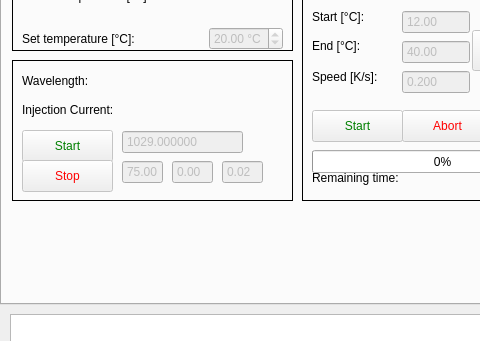
Above: pulsed_laser_interface.ui from XenoBene/PulsedLaserGUI before the change; both pictures show x 0 to 480 and y 146 to 487 of the 770 by 658 pixel window. Below: the same form after it.
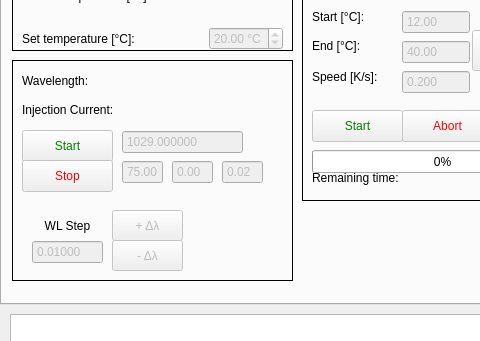
That is the form after the change. The open tabs and pages were chosen to show the change.

Commit message: Implementiert: - Schrittänderung während Stabilisierung möglich. Muss jetzt getestet werden.

The edit to the form file:
```diff
--- a/pulsed_laser_interface.ui
+++ b/pulsed_laser_interface.ui
@@ -3087,7 +3087,7 @@
         <x>10</x>
         <y>170</y>
         <width>281</width>
-        <height>141</height>
+        <height>221</height>
        </rect>
       </property>
       <property name="frameShape">
@@ -3311,6 +3311,91 @@
         <double>0.020000000000000</double>
        </property>
       </widget>
+      <widget class="QDoubleSpinBox" name="dfb_lineEdit_wl_step">
+       <property name="enabled">
+        <bool>false</bool>
+       </property>
+       <property name="geometry">
+        <rect>
+         <x>20</x>
+         <y>180</y>
+         <width>71</width>
+         <height>24</height>
+        </rect>
+       </property>
+       <property name="buttonSymbols">
+        <enum>QAbstractSpinBox::NoButtons</enum>
+       </property>
+       <property name="correctionMode">
+        <enum>QAbstractSpinBox::CorrectToNearestValue</enum>
+       </property>
+       <property name="suffix">
+        <string/>
+       </property>
+       <property name="decimals">
+        <number>5</number>
+       </property>
+       <property name="minimum">
+        <double>0.000000000000000</double>
+       </property>
+       <property name="maximum">
+        <double>1.000000000000000</double>
+       </property>
+       <property name="singleStep">
+        <double>0.010000000000000</double>
+       </property>
+       <property name="value">
+        <double>0.010000000000000</double>
+       </property>
+      </widget>
+      <widget class="QLabel" name="label_40">
+       <property name="geometry">
+        <rect>
+         <x>20</x>
+         <y>155</y>
+         <width>71</width>
+         <height>21</height>
+        </rect>
+       </property>
+       <property name="text">
+        <string>WL Step</string>
+       </property>
+       <property name="alignment">
+        <set>Qt::AlignCenter</set>
+       </property>
+      </widget>
+      <widget class="QPushButton" name="dfb_button_wl_step_back">
+       <property name="enabled">
+        <bool>false</bool>
+       </property>
+       <property name="geometry">
+        <rect>
+         <x>100</x>
+         <y>180</y>
+         <width>71</width>
+         <height>31</height>
+        </rect>
+       </property>
+       <property name="text">
+        <string>- Δλ</string>
+       </property>
+      </widget>
+      <widget class="QPushButton" name="dfb_button_wl_step_forward">
+       <property name="enabled">
+        <bool>false</bool>
+       </property>
+       <property name="geometry">
+        <rect>
+         <x>100</x>
+         <y>150</y>
+         <width>71</width>
+         <height>31</height>
+        </rect>
+       </property>
+       <property name="text">
+        <string>+ Δλ</string>
+       </property>
+      </widget>
      </widget>
     </widget>
    </widget>
```
Left out of the diff: 2 changed lines with no effect on the pictures. The commit also changes 2 other files.
